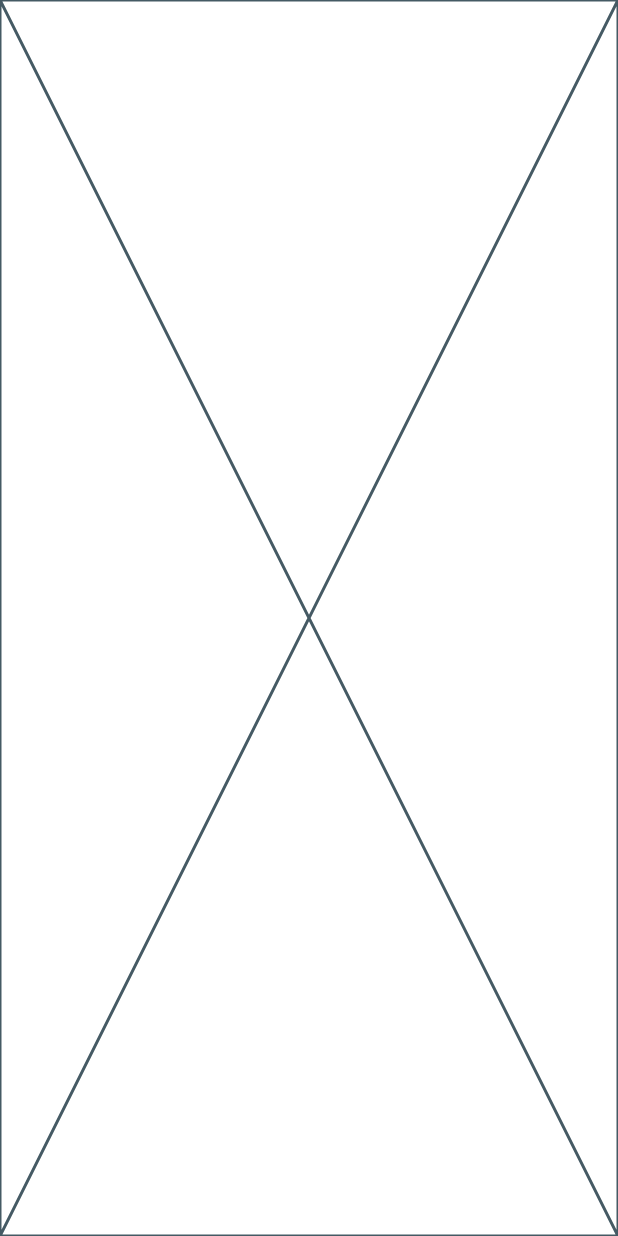
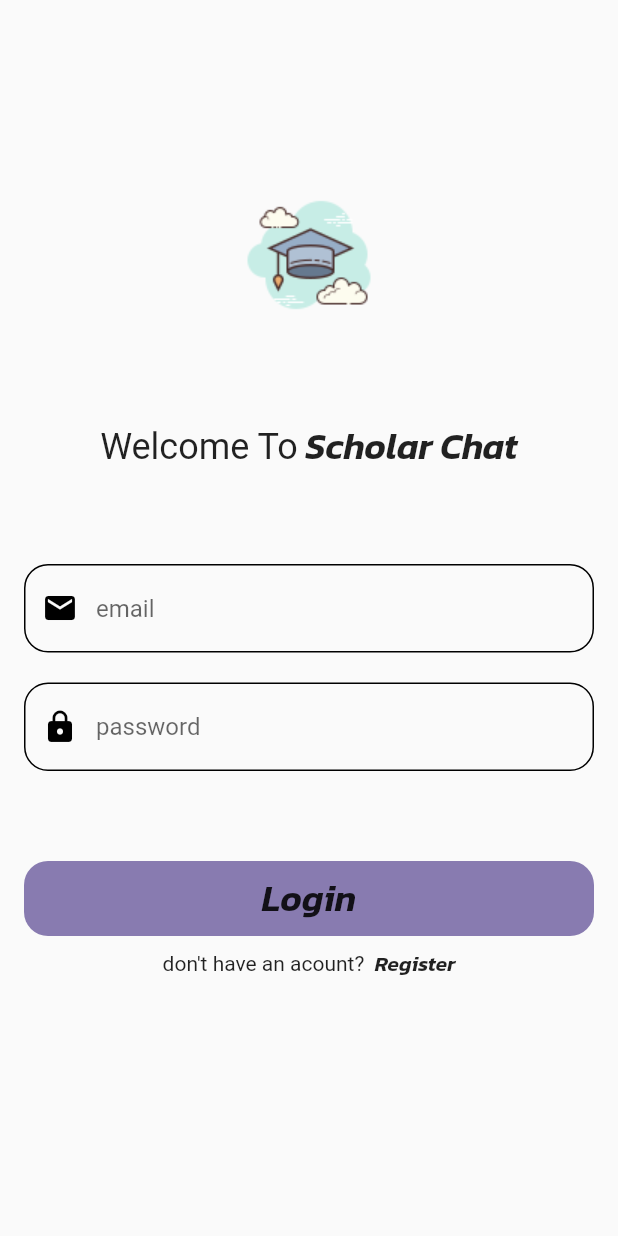
Before and after one commit to Elesawy11/chat_app2, a Flutter app: the screen it shows after launch, on a phone screen of 412 x 824 dp. Run offline on Flutter 3.47's test engine with Material 2 defaults, Android fonts, the phone set to English and light mode, and no system bars.

Commit message:
create login view

```diff
--- a/lib/main.dart
+++ b/lib/main.dart
@@ -1,3 +1,4 @@
+import 'package:chat_app2/views/login_view.dart';
 import 'package:flutter/material.dart';
 
 void main(List<String> args) {
@@ -9,6 +10,9 @@ class ChatApp extends StatelessWidget {
 
   @override
   Widget build(BuildContext context) {
-    return const Placeholder();
+    return const MaterialApp(
+
+      home: LoginView(),
+    );
   }
 }
--- /dev/null
+++ b/lib/views/login_view.dart
@@ -0,0 +1,103 @@
+import 'package:flutter/material.dart';
+
+class LoginView extends StatelessWidget {
+  const LoginView({super.key});
+
+  @override
+  Widget build(BuildContext context) {
+    return Scaffold(
+      body: Padding(
+        padding: const EdgeInsets.symmetric(horizontal: 16),
+        child: Column(
+
+          crossAxisAlignment: CrossAxisAlignment.center,
+          children: [
+          const  SizedBox(height: 120,),
+            Image.asset('assets/images/scholar.png'),
+          const  SizedBox(height: 60,),
+
+            const Row(
+              mainAxisAlignment: MainAxisAlignment.center,
+              children: [
+                Text(
+                  'Welcome To',
+                  style: TextStyle(fontSize: 24),
+                ),
+                Text(
+                  ' Scholar Chat',
+                  style: TextStyle(fontSize: 24, fontFamily: 'Kanit'),
+                ),
+              ],
+            ),
+          const  SizedBox(height: 60,),
+
+            TextFormField(
+              decoration: InputDecoration(
+                prefixIcon: const Icon(
+                  Icons.mail,
+                  color: Colors.black,
+                ),
+                hintText: 'email',
+                border: OutlineInputBorder(
+                  borderRadius: BorderRadius.circular(16),
+                ),
+                enabledBorder:
+                    OutlineInputBorder(borderRadius: BorderRadius.circular(16)),
+                focusedBorder:
+                    OutlineInputBorder(borderRadius: BorderRadius.circular(16)),
+              ),
+            ),
+          const  SizedBox(height: 20,),
+
+            TextFormField(
+              decoration: InputDecoration(
+                prefixIcon: const Icon(
+                  Icons.lock,
+                  color: Colors.black,
+                ),
+                hintText: 'password',
+                border: OutlineInputBorder(
+                  borderRadius: BorderRadius.circular(16),
+                ),
+                enabledBorder:
+                    OutlineInputBorder(borderRadius: BorderRadius.circular(16)),
+                focusedBorder:
+                    OutlineInputBorder(borderRadius: BorderRadius.circular(16)),
+              ),
+            ),
+          const  SizedBox(height: 60,),
+
+            GestureDetector(
+              onTap: () {},
+              child: Container(
+                height: 50,
+                width: double.infinity,
+                decoration: BoxDecoration(
+                    color: const Color(0xff887BB0),
+                    borderRadius: BorderRadius.circular(16)),
+                child: const Center(
+                  child: Text(
+                    'Login',
+                    style: TextStyle(fontSize: 24, fontFamily: 'Kanit'),
+                  ),
+                ),
+              ),
+            ),
+          const  SizedBox(height: 8,),
+
+            const Row(
+              mainAxisAlignment: MainAxisAlignment.center,
+              children: [
+                Text('don\'t have an acount?  '),
+                Text(
+                  'Register',
+                  style: TextStyle(fontFamily: 'Kanit'),
+                )
+              ],
+            )
+          ],
+        ),
+      ),
+    );
+  }
+}
```
Also changed, not shown: pubspec.yaml (+9 -9 lines), assets/fonts/Kanit-SemiBoldItalic.ttf (added), assets/fonts/Pacifico-Regular.ttf (added), assets/images/scholar.png (added).
